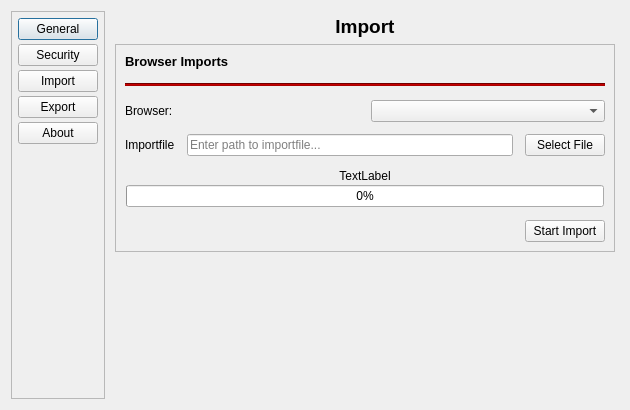
Above: src/settingswindow.ui from sera619/PassTreasure before the change. Below: the same form after it.
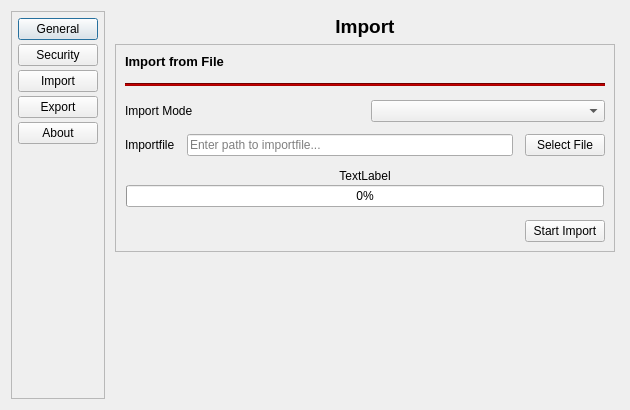
That is the form after the change. The open tabs and pages were chosen to show the change.

```diff
--- a/src/settingswindow.ui
+++ b/src/settingswindow.ui
@@ -1289,7 +1289,7 @@
              <string notr="true">font: bold 10pt &quot;Segoe UI&quot;;</string>
             </property>
             <property name="text">
-             <string>Browser Imports</string>
+             <string>Import from File</string>
             </property>
            </widget>
           </item>
@@ -1335,7 +1335,7 @@
             <item>
              <widget class="QLabel" name="label_7">
               <property name="text">
-               <string>Browser:</string>
+               <string>Import Mode</string>
               </property>
              </widget>
             </item>
```
Left out of the diff: 4 changed lines with no effect on the pictures.
